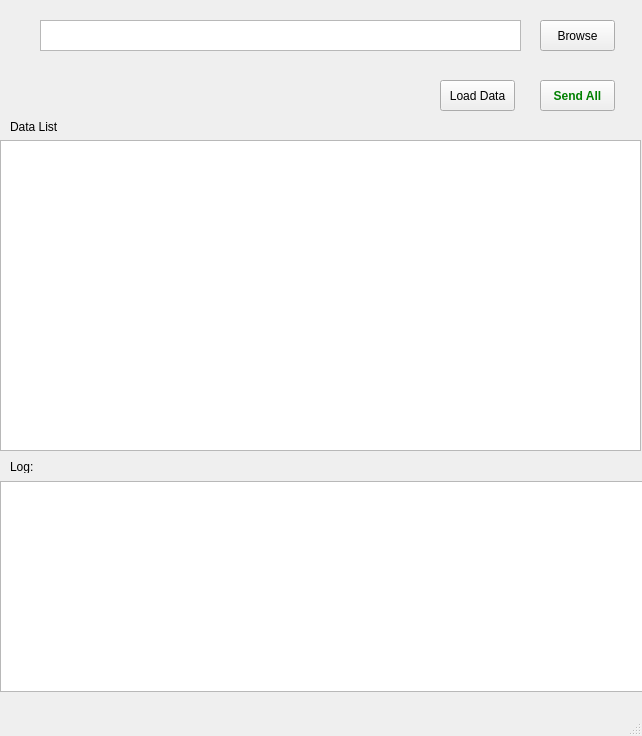
nmhillusion/py-send-template-mail, file gui/resource/main_stage.ui: the form before one commit.
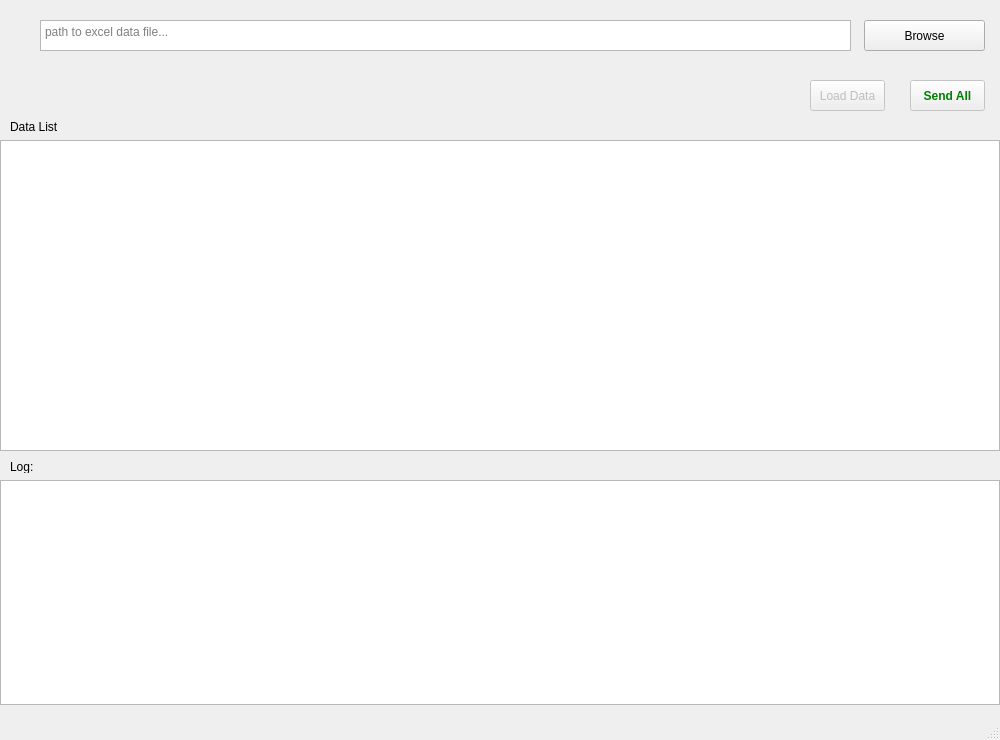
The form after the commit.

Commit message: styling for window app

```diff
--- a/gui/resource/main_stage.ui
+++ b/gui/resource/main_stage.ui
@@ -6,18 +6,27 @@
    <rect>
     <x>0</x>
     <y>0</y>
-    <width>642</width>
-    <height>736</height>
+    <width>1000</width>
+    <height>740</height>
    </rect>
   </property>
+  <property name="sizePolicy">
+   <sizepolicy hsizetype="Maximum" vsizetype="Fixed">
+    <horstretch>1</horstretch>
+    <verstretch>0</verstretch>
+   </sizepolicy>
+  </property>
   <property name="windowTitle">
    <string>CatRunner :: Send Mail With Template</string>
   </property>
   <widget class="QWidget" name="centralwidget">
    <widget class="QPushButton" name="btnLoadData">
+    <property name="enabled">
+     <bool>false</bool>
+    </property>
     <property name="geometry">
      <rect>
-      <x>440</x>
+      <x>810</x>
       <y>80</y>
       <width>75</width>
       <height>31</height>
@@ -35,7 +44,7 @@
      <rect>
       <x>40</x>
       <y>20</y>
-      <width>481</width>
+      <width>811</width>
       <height>31</height>
      </rect>
     </property>
@@ -45,11 +54,17 @@
     <property name="acceptRichText">
      <bool>false</bool>
     </property>
+    <property name="placeholderText">
+     <string>path to excel data file...</string>
+    </property>
    </widget>
    <widget class="QPushButton" name="btnSendAll">
+    <property name="enabled">
+     <bool>false</bool>
+    </property>
     <property name="geometry">
      <rect>
-      <x>540</x>
+      <x>910</x>
       <y>80</y>
       <width>75</width>
       <height>31</height>
@@ -67,17 +82,38 @@
      <rect>
       <x>0</x>
       <y>140</y>
-      <width>641</width>
+      <width>1000</width>
       <height>311</height>
      </rect>
     </property>
+    <property name="sizePolicy">
+     <sizepolicy hsizetype="Expanding" vsizetype="Expanding">
+      <horstretch>1</horstretch>
+      <verstretch>0</verstretch>
+     </sizepolicy>
+    </property>
+    <property name="autoFillBackground">
+     <bool>true</bool>
+    </property>
+    <attribute name="horizontalHeaderCascadingSectionResizes">
+     <bool>true</bool>
+    </attribute>
+    <attribute name="horizontalHeaderStretchLastSection">
+     <bool>true</bool>
+    </attribute>
+    <attribute name="verticalHeaderShowSortIndicator" stdset="0">
+     <bool>true</bool>
+    </attribute>
+    <attribute name="verticalHeaderStretchLastSection">
+     <bool>false</bool>
+    </attribute>
    </widget>
    <widget class="QPushButton" name="btnBrowse">
     <property name="geometry">
      <rect>
-      <x>540</x>
+      <x>864</x>
       <y>20</y>
-      <width>75</width>
+      <width>121</width>
       <height>31</height>
      </rect>
     </property>
@@ -89,9 +125,9 @@
     <property name="geometry">
      <rect>
       <x>0</x>
-      <y>481</y>
-      <width>651</width>
-      <height>211</height>
+      <y>480</y>
+      <width>1000</width>
+      <height>225</height>
      </rect>
     </property>
    </widget>
```
Left out of the diff: 2 changed lines with no effect on the pictures. The commit also changes 3 other files.
